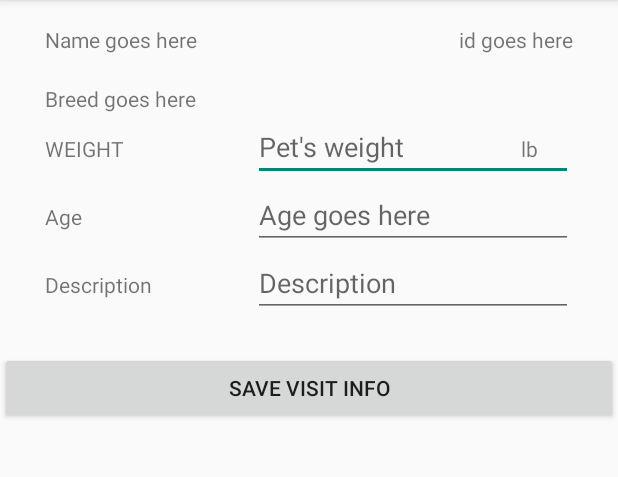
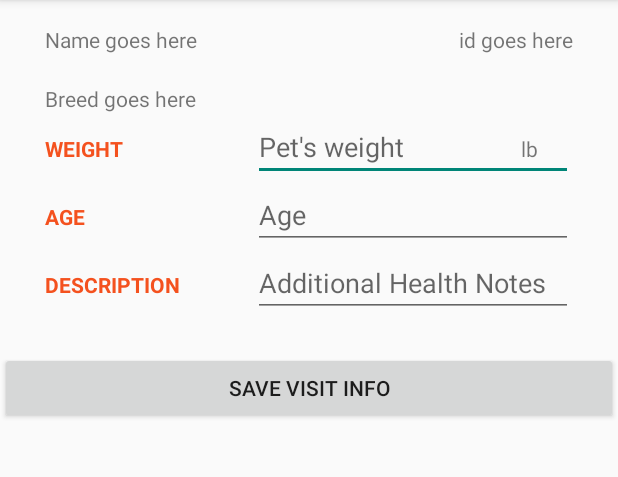
Before and after one commit to PratikshaMore/BUDDY-1, an Android app: the AddHistoryActivity screen opened directly, with no data from a screen before it, on a phone screen of 412 x 824 dp, the part 84-561 px from its top. Run offline under Robolectric (Android 15) with nearby library versions, the phone set to English and light mode, and no system bars; 4 statements that could not run were skipped.

Commit message:
Update history_add.xml

```diff
--- a/app/src/main/res/layout/history_add.xml
+++ b/app/src/main/res/layout/history_add.xml
@@ -58,7 +58,9 @@
             android:layout_alignBottom="@+id/lblPetBreed"
             android:layout_marginEnd="14dp"
             android:layout_alignBaseline="@+id/editHistWeight"
-            android:text="WEIGHT" />
+            android:text="WEIGHT"
+            android:textStyle="bold"
+            android:textColor="@color/orange" />
 
         <EditText
             android:id="@+id/editHistWeight"
@@ -77,7 +79,9 @@
             android:layout_height="wrap_content"
             android:layout_marginEnd="14dp"
             android:layout_alignBaseline="@+id/editHistAge"
-            android:text="Age" />
+            android:text="AGE"
+            android:textStyle="bold"
+            android:textColor="@color/orange" />
 
         <EditText
             android:id="@+id/editHistAge"
@@ -86,7 +90,7 @@
             android:layout_alignEnd="@+id/lblPetId"
             android:layout_below="@+id/editHistWeight"
             android:ems="10"
-            android:hint="Age goes here"
+            android:hint="Age"
             android:inputType="numberDecimal" />
 
         <TextView
@@ -95,7 +99,9 @@
             android:layout_height="wrap_content"
             android:layout_marginEnd="14dp"
             android:layout_alignBaseline="@+id/editHistDescription"
-            android:text="Description" />
+            android:text="DESCRIPTION"
+            android:textStyle="bold"
+            android:textColor="@color/orange" />
 
         <EditText
             android:id="@+id/editHistDescription"
@@ -104,7 +110,7 @@
             android:layout_alignParentEnd="true"
             android:layout_below="@+id/editHistAge"
             android:ems="10"
-            android:hint="Description"
+            android:hint="Additional Health Notes"
             android:inputType="text"
             android:singleLine="false" />
 
```
